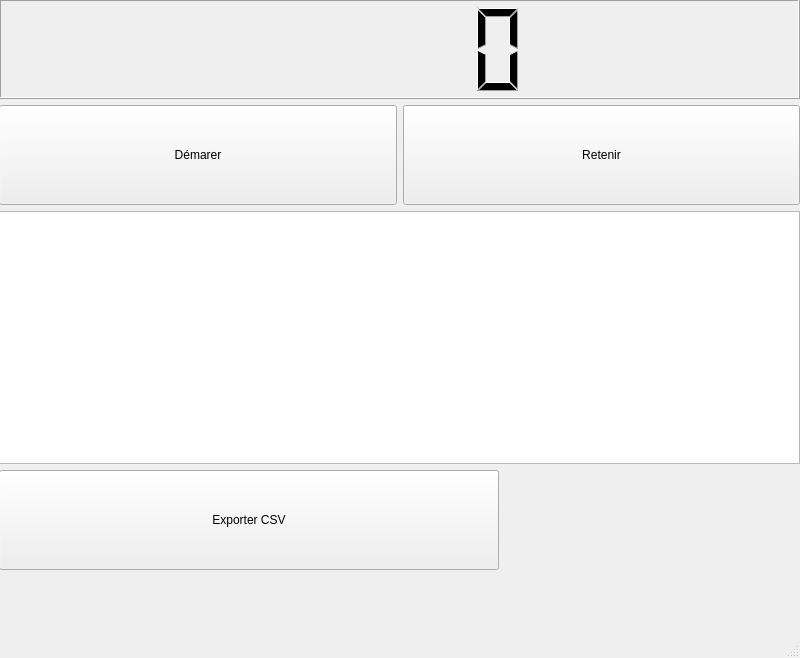
The window that chronomaitre.ui (KuKaRaCHa-gg/ChronoMaitre) describes before a commit, drawn with Qt 5.
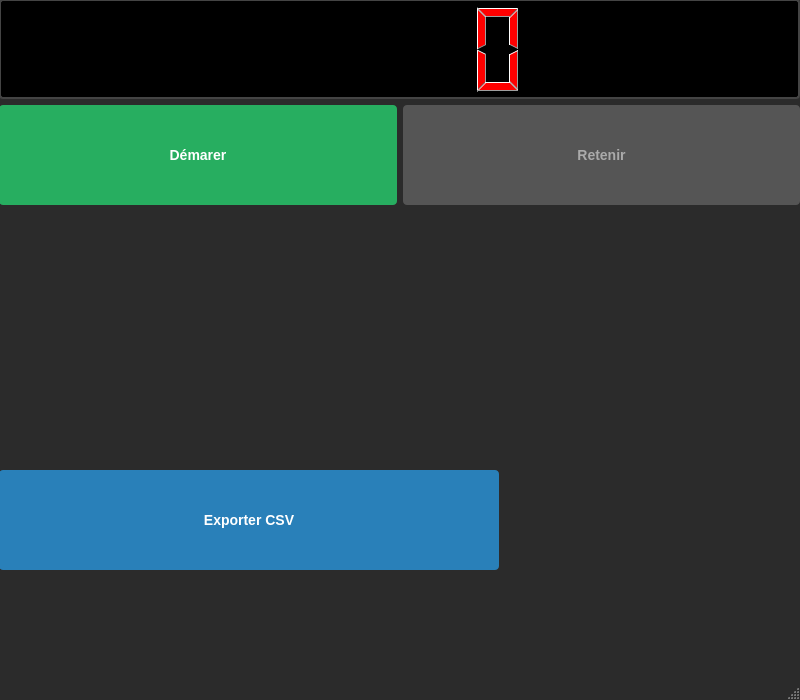
The same window after the commit.

Commit message: fix(ui) C'est trop bo comme le prof a fait

What changed in the file:
```diff
--- a/chronomaitre.ui
+++ b/chronomaitre.ui
@@ -7,12 +7,93 @@
     <x>0</x>
     <y>0</y>
     <width>800</width>
-    <height>658</height>
+    <height>700</height>
    </rect>
   </property>
   <property name="windowTitle">
    <string>ChronoMaitre</string>
   </property>
+  <property name="styleSheet">
+   <string notr="true">/* --- 1. LE FOND GÉNÉRAL --- */
+QMainWindow, QWidget#centralwidget {
+    background-color: #2b2b2b;
+}
+
+/* --- 2. L'ÉCRAN LCD --- */
+QLCDNumber {
+    background-color: black;
+    color: red;
+    border: 2px solid #444;
+    border-radius: 4px;
+}
+
+/* --- 3. LES BOUTONS (Style par défaut) --- */
+QPushButton {
+    border: none;
+    border-radius: 4px;
+    padding: 10px;
+    font-size: 14px;
+    font-weight: bold;
+    color: white;
+    background-color: #555; /* Gris par défaut si pas de nom spécifique */
+}
+
+/* --- 4. COULEURS SPÉCIFIQUES (Adapté à vos noms) --- */
+
+/* Bouton Démarrer (VERT) */
+/* Attention : j'utilise votre orthographe &quot;demarer&quot; vue sur l'image */
+QPushButton#demarer {
+    background-color: #27ae60;
+}
+QPushButton#demarer:hover {
+    background-color: #2ecc71;
+}
+QPushButton#demarer:pressed {
+    background-color: #1e8449;
+}
+
+/* Bouton Retenir (GRIS) */
+QPushButton#retenir {
+    background-color: #555555;
+    color: #aaaaaa;
+}
+
+/* Bouton Exporter (BLEU) */
+QPushButton#exporter {
+    background-color: #2980b9;
+}
+QPushButton#exporter:hover {
+    background-color: #3498db;
+}
+
+/* --- 5. LE TABLEAU --- */
+/* J'utilise le nom &quot;tableau&quot; vu sur votre image */
+QTableView#tableau {
+    background-color: #2b2b2b;
+    border: none;
+    gridline-color: #2b2b2b;
+}
+
+QHeaderView::section {
+    background-color: #2c3e50;
+    color: white;
+    padding: 6px;
+    border: none;
+    font-weight: bold;
+}
+
+QTableView::item {
+    background-color: #4dd0e1;
+    color: black;
+    padding: 5px;
+    border-bottom: 1px solid #2b2b2b;
+}
+
+QTableView::item:selected {
+    background-color: #00bcd4;
+    color: white;
+}</string>
+  </property>
   <widget class="QWidget" name="centralwidget">
    <widget class="QWidget" name="verticalLayoutWidget">
     <property name="geometry">
@@ -25,7 +106,7 @@
     </property>
     <layout class="QVBoxLayout" name="verticalLayout">
      <item>
-      <widget class="QLCDNumber" name="lcdNumber">
+      <widget class="QLCDNumber" name="timer">
        <property name="maximumSize">
         <size>
          <width>10000</width>
@@ -37,7 +118,7 @@
      <item>
       <layout class="QHBoxLayout" name="horizontalLayout">
        <item>
-        <widget class="QPushButton" name="pushButton_2">
+        <widget class="QPushButton" name="demarer">
          <property name="maximumSize">
           <size>
            <width>16777215</width>
@@ -50,7 +131,7 @@
         </widget>
        </item>
        <item>
-        <widget class="QPushButton" name="pushButton">
+        <widget class="QPushButton" name="retenir">
          <property name="maximumSize">
           <size>
            <width>16777215</width>
@@ -65,7 +146,7 @@
       </layout>
      </item>
      <item>
-      <widget class="QTableView" name="tableView">
+      <widget class="QTableView" name="tableau">
        <property name="sizePolicy">
         <sizepolicy hsizetype="Expanding" vsizetype="Fixed">
          <horstretch>0</horstretch>
@@ -78,10 +159,13 @@
          <height>1000</height>
         </size>
        </property>
+       <property name="lineWidth">
+        <number>9</number>
+       </property>
       </widget>
      </item>
      <item>
-      <widget class="QPushButton" name="pushButton_3">
+      <widget class="QPushButton" name="exporter">
        <property name="maximumSize">
         <size>
          <width>500</width>
```
